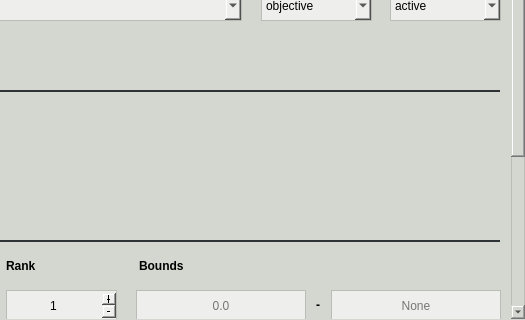
Above: pyanno4rt/gui/designs/components/dose_uniformity_window.ui from pyanno4rt/pyanno4rt before the change; both pictures show x 195 to 720 and y 111 to 431 of the 720 by 431 pixel window. Below: the same form after it.
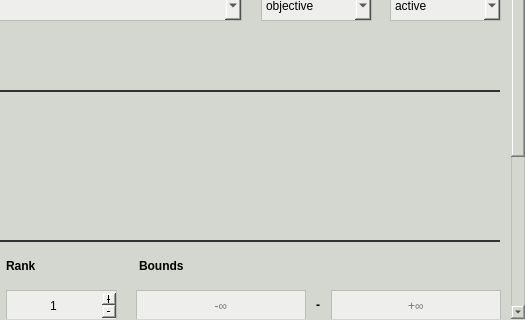
That is the form after the change.

What changed in the file:
```diff
--- a/pyanno4rt/gui/designs/components/dose_uniformity_window.ui
+++ b/pyanno4rt/gui/designs/components/dose_uniformity_window.ui
@@ -55,7 +55,7 @@
      <property name="geometry">
       <rect>
        <x>0</x>
-       <y>0</y>
+       <y>-193</y>
        <width>690</width>
        <height>679</height>
       </rect>
@@ -551,7 +551,7 @@
        <set>Qt::AlignCenter</set>
       </property>
       <property name="placeholderText">
-       <string>None</string>
+       <string>+∞</string>
       </property>
      </widget>
      <widget class="QLineEdit" name="weight_ledit">
@@ -640,11 +640,14 @@
 border: 1px solid;
 border-color: rgb(186, 189, 182);</string>
       </property>
+      <property name="text">
+       <string/>
+      </property>
       <property name="alignment">
        <set>Qt::AlignCenter</set>
       </property>
       <property name="placeholderText">
-       <string>0.0</string>
+       <string>-∞</string>
       </property>
      </widget>
      <widget class="QComboBox" name="segment_cbox">
```
